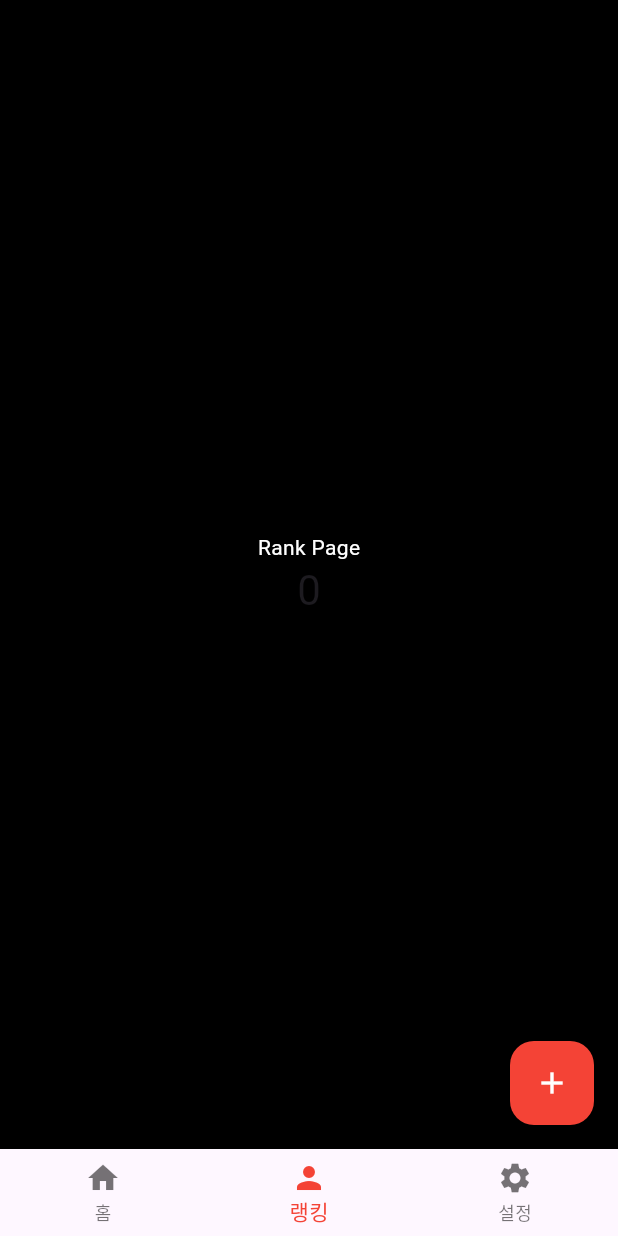
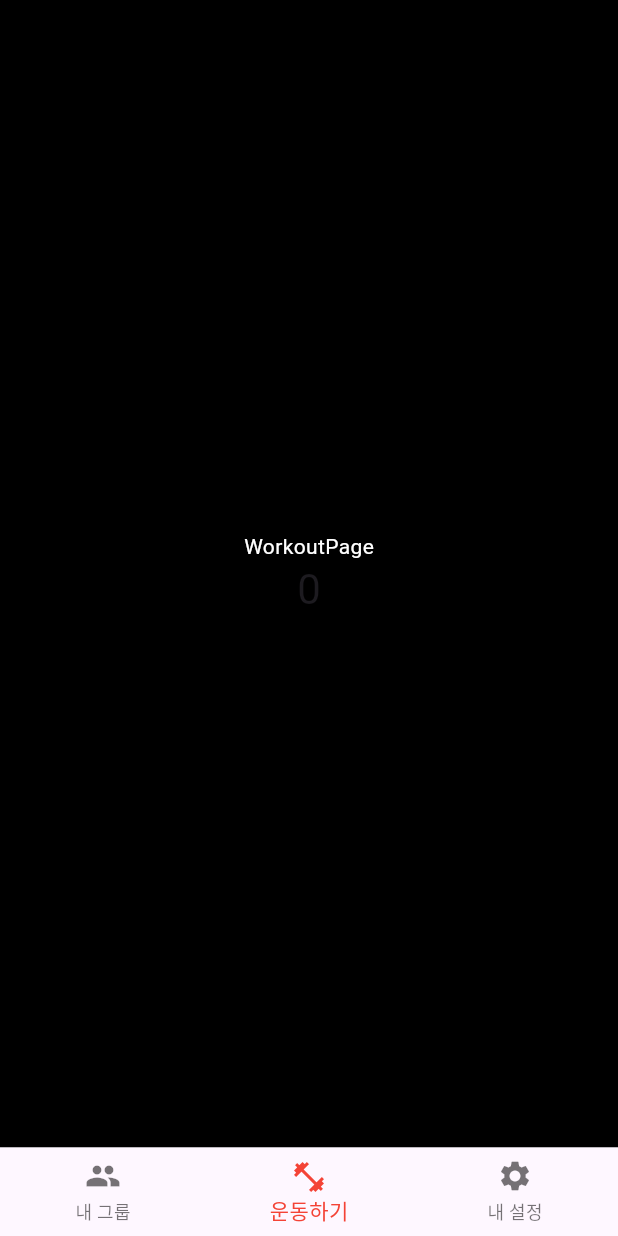
Before and after one commit to donghan21/HealthSteady, a Flutter app: the MyHomePage screen opened by its route, item 2 of the bottom bar chosen, on a phone screen of 412 x 824 dp. Run offline on Flutter 3.47's test engine with Material 3 defaults, Android fonts, the phone set to English and light mode, and no system bars; our stand-ins replace cloud_firestore, firebase_auth, firebase_core, fluttertoast; accounts and stored records are empty.

Commit message:
자잘한 commit

```diff
--- a/lib/main.dart
+++ b/lib/main.dart
@@ -32,9 +32,8 @@ class MyApp extends StatelessWidget {
         '/home' : (context) =>  HomePage(onButtonPressed: () {
           Navigator.pushNamed(context, '/rank');
         },),
-        '/rank' : (context) => const RankPage(),
         '/invite' :(context) => const InvitePage(),
-        // '/workout' : (context) => const WorkoutPage(),
+        '/workout' : (context) => const WorkoutPage(),
         // '/result' : (context) => const ResultPage(),
         '/setting' : (context) => const SettingPage(),
         '/setGoal' : (context) => const SetGoalPage(),
--- a/lib/screen/myhomePage.dart
+++ b/lib/screen/myhomePage.dart
@@ -24,7 +24,7 @@ class _MyHomePageState extends State<MyHomePage> {
         });
       }
     ),
-    const RankPage(),
+    const WorkoutPage(),
     const SettingPage(),
   ] ,
       ),
@@ -37,16 +37,16 @@ class _MyHomePageState extends State<MyHomePage> {
         },
        items: const <BottomNavigationBarItem>[
       BottomNavigationBarItem(
-        icon: Icon(Icons.home),
-        label: '홈',
+        icon: Icon(Icons.group),
+        label: '내 그룹',
       ),
       BottomNavigationBarItem(
-        icon: Icon(Icons.person),
-        label: '랭킹',
+        icon: Icon(Icons.fitness_center),
+        label: '운동하기',
       ),
       BottomNavigationBarItem(
         icon: Icon(Icons.settings),
-        label: '설정',
+        label: '내 설정',
       ),
     ],
     selectedItemColor: Colors.red,
--- /dev/null
+++ b/lib/screen/workoutPage.dart
@@ -0,0 +1,59 @@
+import 'package:flutter/material.dart';
+import '../utils/index.dart';
+
+class WorkoutPage extends StatefulWidget {
+
+
+  const WorkoutPage({super.key});
+
+  @override
+  State<WorkoutPage> createState() => _WorkoutPageState();
+}
+
+class _WorkoutPageState extends State<WorkoutPage> {
+  int _counter = 0;
+
+  @override
+  void initState() {
+    super.initState();
+    WidgetsBinding.instance.addPostFrameCallback((_) {
+      setState(() {});
+    });
+  }
+
+  @override
+  void dispose() {
+    super.dispose();
+  }
+
+  void _incrementCounter() {
+    setState(() {
+      _counter++;
+    });
+  }
+
+  @override
+  Widget build(BuildContext context) {
+    return Scaffold(
+      //bottomNavigationBar: getBottomNavigationBar(context, 1),
+        body: Scaffold(
+          body: Center(
+            child: Column(
+              mainAxisAlignment: MainAxisAlignment.center,
+              children: <Widget>[
+                Text(
+                  'WorkoutPage',
+                  style: TextStyle(color: Colors.white),
+                ),
+                Text(
+                  '$_counter',
+                  style: Theme.of(context).textTheme.headline4,
+                ),
+              ],
+            ),
+          ),
+          backgroundColor: Colors.black,
+        ),
+       );
+  }
+}
--- a/lib/utils/index.dart
+++ b/lib/utils/index.dart
@@ -6,4 +6,5 @@ export '../screen/settingPage.dart' show SettingPage;
 export '../screen/invitePage.dart' show InvitePage;
 export '../screen/myhomePage.dart' show MyHomePage;
 export '../screen/setGoalPage.dart' show SetGoalPage;
+export '../screen/workoutPage.dart' show WorkoutPage;
 export 'bottomNavigationBar.dart';
```
Also changed, not shown: lib/screen/homePage.dart (+46 -18 lines).
